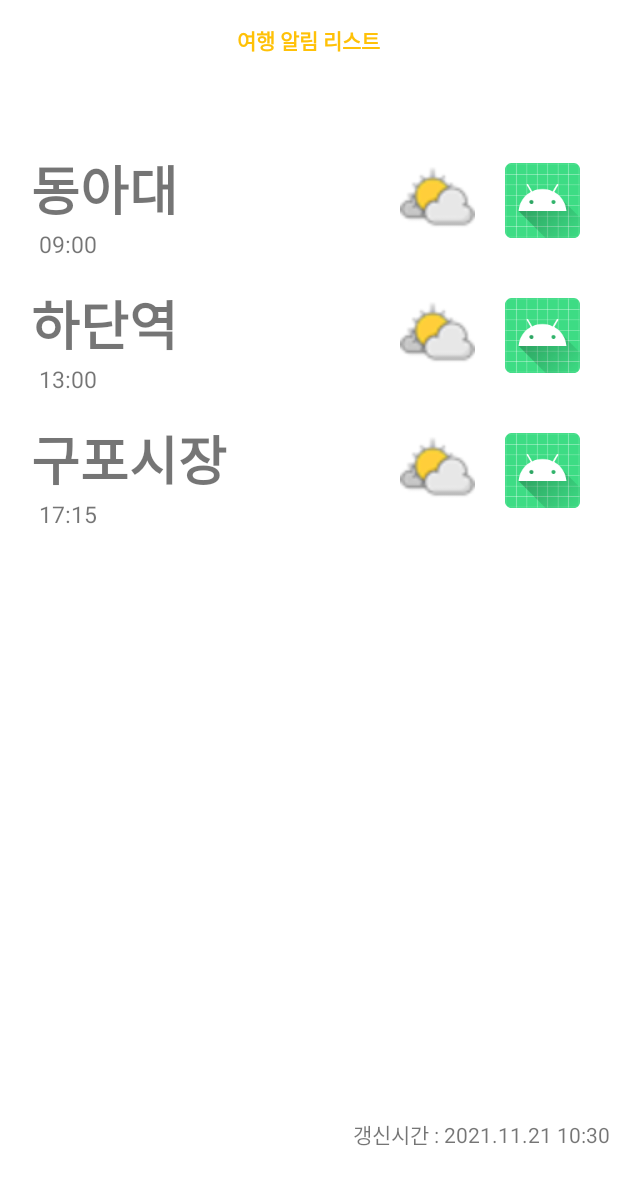
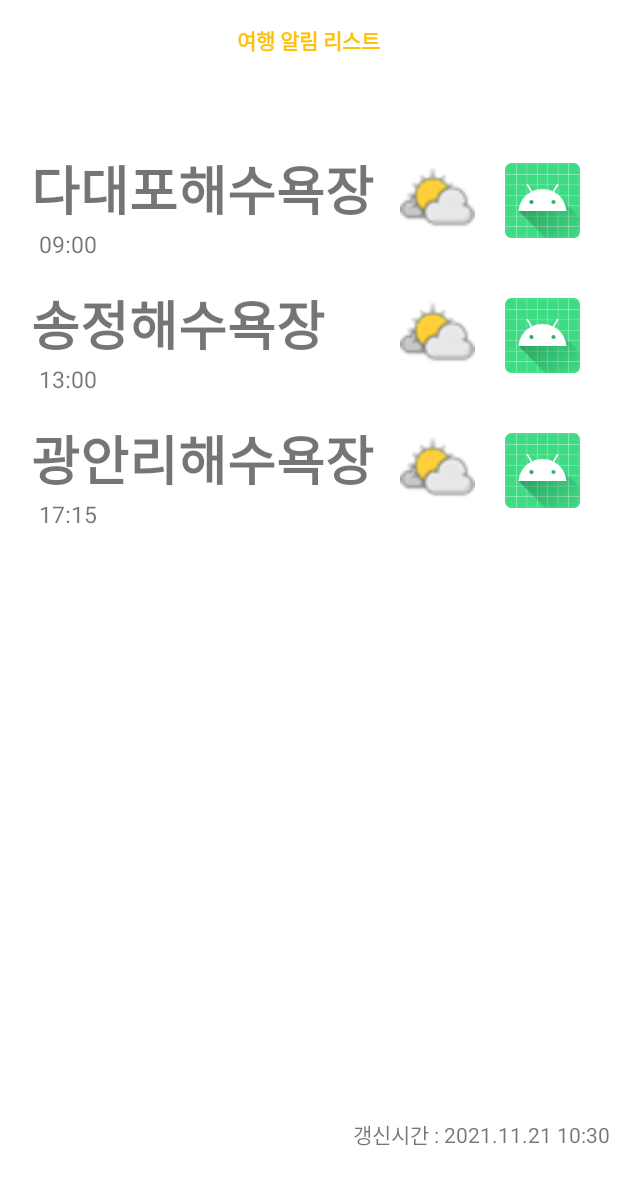
Before and after one commit to kkaa90/RouteTest, an Android app: the HomeFragment screen opened directly, with no data from a screen before it, after a tap on an icon or button, on a phone screen of 412 x 824 dp. Shown: the top 1185 px of the screen. Run offline under Robolectric (Android 15) with nearby library versions, the phone set to English and light mode, and no system bars; our stand-ins replace Firebase (no records; nobody signed in at launch, a user with empty details on screens opened directly), Room's generated code; 2 statements that could not run were skipped.

```diff
--- a/app/src/main/java/com/e/routetest/HomeFragment.java
+++ b/app/src/main/java/com/e/routetest/HomeFragment.java
@@ -47,9 +47,9 @@ public class HomeFragment extends Fragment {
 
         ArrayList<Sp> test_routeList = new ArrayList<>();
         test_routeList.clear();
-        test_routeList.add(new Sp("동아대","101", "35.11637001672873","128.9682497981559","부산시 사하구", "20211120","0900","1000"));
-        test_routeList.add(new Sp("하단역","102", "35.10630701217876","128.96670639796537","부산광역시 사하구", "20211120","1300","1330"));
-        test_routeList.add(new Sp("구포시장","103", "35.20956456649422","129.00355907077622","부산시 북구", "20211120","1715","2100"));
+        test_routeList.add(new Sp("다대포해수욕장","126079", "35.0464195263","128.9680332493","부산시 사하구", "20211120","0900","1000"));
+        test_routeList.add(new Sp("송정해수욕장","126080", "35.1787117732","129.1996400523","부산광역시 해운대구", "20211120","1300","1330"));
+        test_routeList.add(new Sp("광안리해수욕장","126078", "35.1537908369","129.1184922375","부산시 수영구", "20211120","1715","2100"));
 
         //placeWeatherTimeBasedataList.clear();
         //placeWeatherTimeBasedataList.add(new PlaceWeatherTimeBasedata("동아대","부산시 사하구",35.11637001672873,128.9682497981559,"0900"));
```
